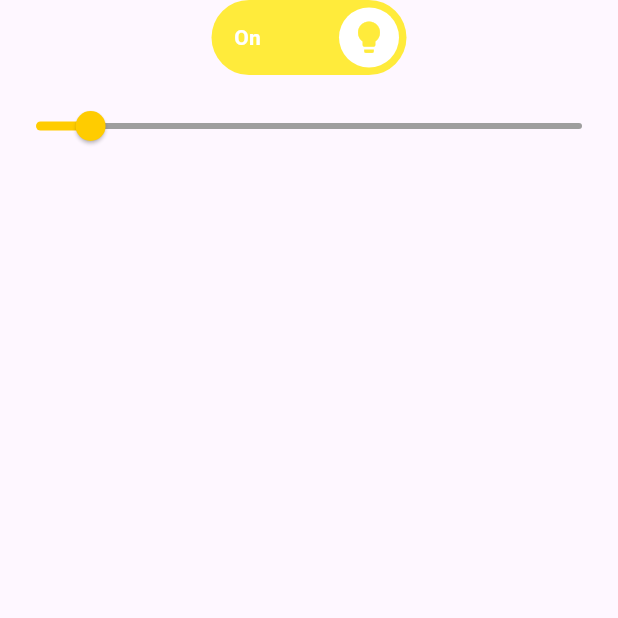
After one commit to dxxpx/SmartHealth, a Flutter app: the sensorUi screen opened directly, after a tap on "Off", on a phone screen of 412 x 824 dp, the top half of it. The commit adds this screen. Run offline on Flutter 3.47's test engine with Material 3 defaults, Android fonts, the phone set to English and light mode, and no system bars; drawn by our look-alikes of lite_rolling_switch, syncfusion_flutter_sliders; our stand-ins replace cloud_firestore, dash_chat_2, firebase_auth, firebase_core, firebase_messaging, firebase_storage and 4 more; missing offline and left inert: smarthome; accounts and stored records are empty.

```diff
--- a/lib/Authentication/LoginScreen.dart
+++ b/lib/Authentication/LoginScreen.dart
@@ -2,8 +2,8 @@ import 'package:flutter/material.dart';
 import 'package:cloud_firestore/cloud_firestore.dart';
 import 'package:firebase_auth/firebase_auth.dart';
 import 'package:smarthealth/screens/adminSide/adminHome.dart';
-import 'package:smarthealth/screens/homepage.dart';
-import 'package:smarthealth/screens/userSide/floor_plan_rooms/floor_plan.dart';
+import '../screens/userside/homepage.dart';
+import '../screens/userside/floor_plan_rooms/floor_plan.dart';
 import 'package:smarthealth/services/BlynkService.dart';
 
 class LoginPage extends StatefulWidget {
--- a/lib/Authentication/RegisterScreen.dart
+++ b/lib/Authentication/RegisterScreen.dart
@@ -1,5 +1,5 @@
 import 'package:flutter/material.dart';
-import 'package:smarthome/tools/UiComponents.dart';
+import '../tools/UiComponents.dart';
 import 'package:firebase_auth/firebase_auth.dart';
 import 'package:cloud_firestore/cloud_firestore.dart';
 
--- a/lib/main.dart
+++ b/lib/main.dart
@@ -2,7 +2,7 @@ import 'package:flutter/material.dart';
 import 'package:firebase_core/firebase_core.dart';
 import 'firebase_options.dart';
 
-void main() {
+void main() async{
   await Firebase.initializeApp(
     options: DefaultFirebaseOptions.currentPlatform,
   );
--- /dev/null
+++ b/lib/models/Deviceselection.dart
@@ -0,0 +1,6 @@
+class DeviceSelection {
+  final String category;
+  List<String> selectedDevices;
+
+  DeviceSelection({required this.category, required this.selectedDevices});
+}
--- /dev/null
+++ b/lib/screens/sensors/sensorUi.dart
@@ -0,0 +1,59 @@
+import 'package:flutter/cupertino.dart';
+import 'package:flutter/material.dart';
+import 'package:lite_rolling_switch/lite_rolling_switch.dart';
+import 'package:syncfusion_flutter_sliders/sliders.dart';
+
+class sensorUi extends StatefulWidget {
+  const sensorUi({super.key});
+
+  @override
+  State<sensorUi> createState() => _sensorUiState();
+}
+
+class _sensorUiState extends State<sensorUi> {
+  double ambLightSliderValue = 10.0;
+
+  Widget LedSwitch() {
+    return LiteRollingSwitch(
+      value: false,
+      iconOn: Icons.lightbulb,
+      iconOff: Icons.lightbulb_outline_rounded,
+      colorOn: Colors.yellow,
+      colorOff: Colors.grey,
+      onTap: () {},
+      onDoubleTap: () {},
+      onSwipe: () {},
+      onChanged: (bool state) {
+        print('Current State of SWITCH IS: $state');
+      },
+    );
+  }
+
+  Widget ambLightSlider() {
+    return SfSlider(
+      min: 0.0,
+      max: 100.0,
+      value: ambLightSliderValue,
+      showTicks: false,
+      enableTooltip: true,
+      activeColor: CupertinoColors.systemYellow,
+      inactiveColor: Colors.grey,
+      onChanged: (dynamic value) {
+        setState(() {
+          ambLightSliderValue = value;
+        });
+      },
+    );
+  }
+
+  @override
+  Widget build(BuildContext context) {
+    return Scaffold(
+      body: Center(
+        child: Column(
+          children: [LedSwitch(), SizedBox(height: 10), ambLightSlider()],
+        ),
+      ),
+    );
+  }
+}
--- a/lib/screens/userside/MyFeedbacks.dart
+++ b/lib/screens/userside/MyFeedbacks.dart
@@ -1,7 +1,7 @@
 import 'package:flutter/material.dart';
 import 'package:cloud_firestore/cloud_firestore.dart';
 import 'package:firebase_auth/firebase_auth.dart';
-import 'package:smarthome/tools/UiComponents.dart';
+import '../../tools/UiComponents.dart';
 
 class UserFeedbackListScreen extends StatelessWidget {
   @override
```
Also changed, not shown: lib/Authentication/SignINScreen.dart (+3 -4 lines).
